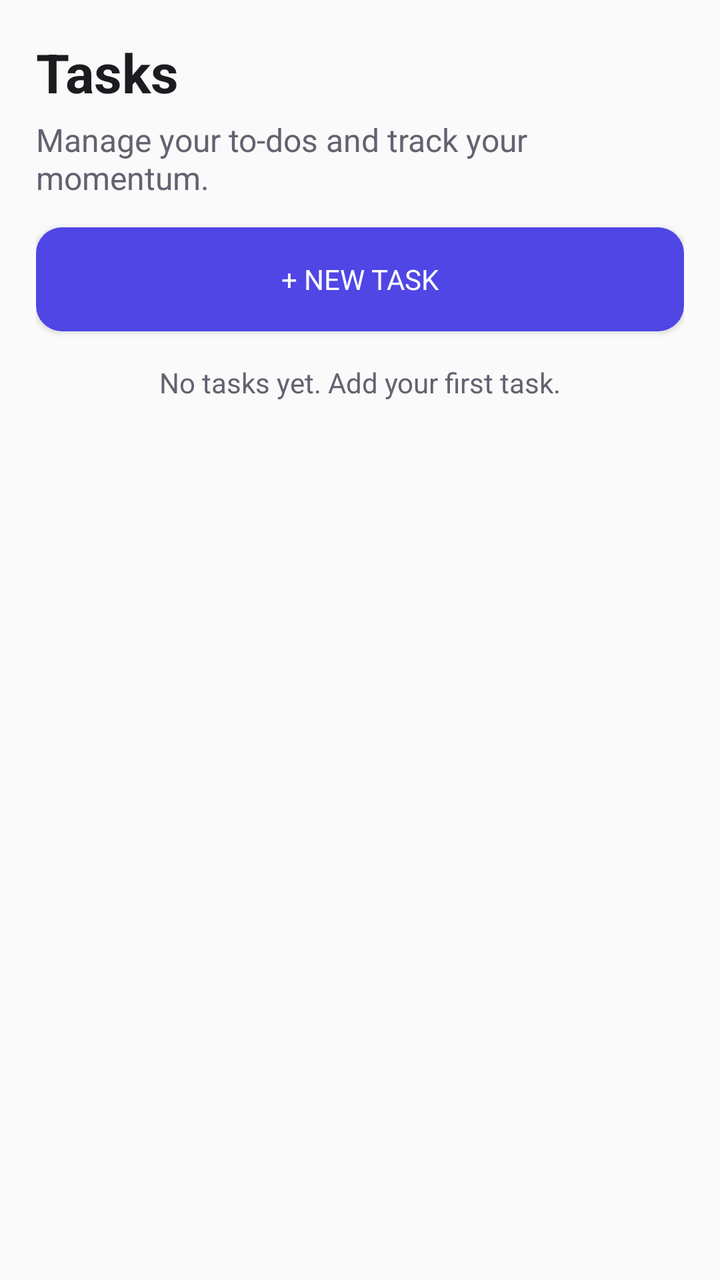
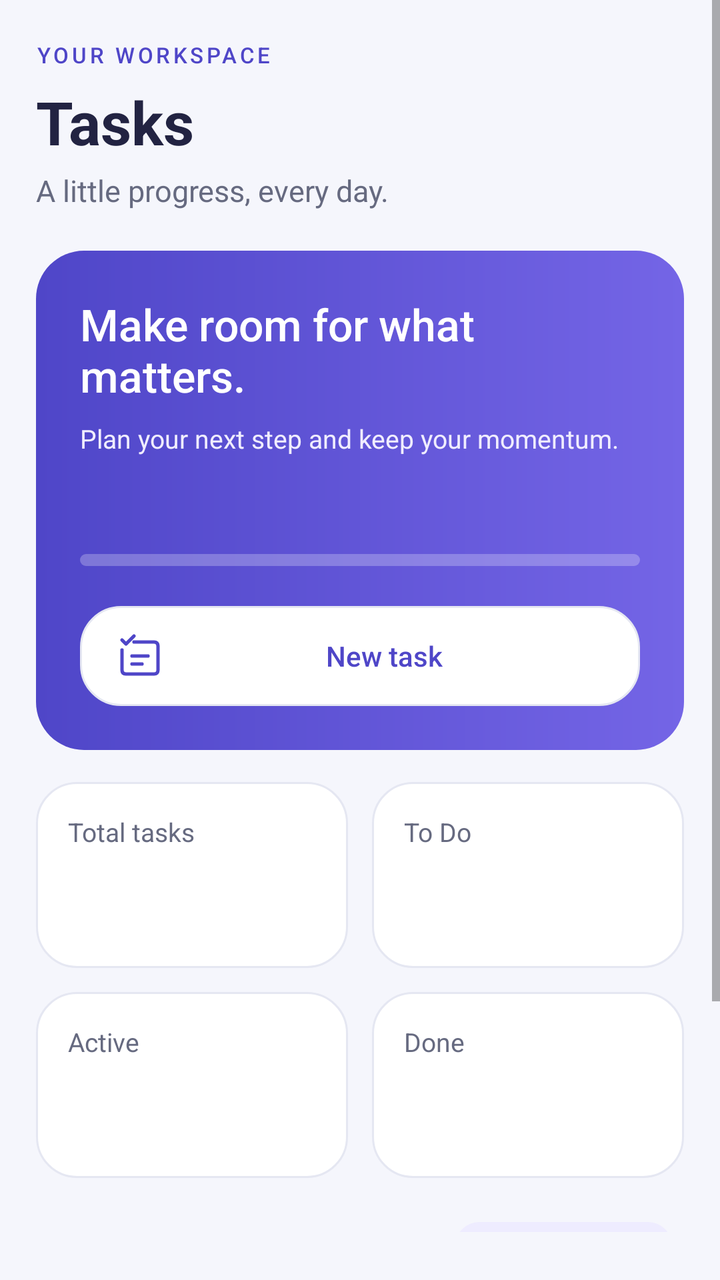

Screens rendered from an Android XML layout before and after an edit, with the pre-edit source and the edit as a unified diff.
<!-- AndroidManifest.xml: application theme Theme.Stride -->
<!-- res/layout/screen_tasks.xml -->
<?xml version="1.0" encoding="utf-8"?>


<LinearLayout xmlns:android="http://schemas.android.com/apk/res/android"
    xmlns:tools="http://schemas.android.com/tools"
    android:layout_width="match_parent"
    android:layout_height="match_parent"
    android:orientation="vertical"
    tools:context=".MainActivity">

    <ScrollView
        android:layout_width="match_parent"
        android:layout_height="wrap_content">
        <LinearLayout
            android:id="@+id/content_container"
            android:layout_width="match_parent"
            android:layout_height="wrap_content"
            android:orientation="vertical"
            android:padding="18dp">

            <TextView
                android:layout_width="wrap_content"
                android:layout_height="wrap_content"
                android:text="Tasks"
                android:textColor="@color/stride_text"
                android:textSize="27sp"
                android:textStyle="bold" />

            <TextView
                android:layout_width="wrap_content"
                android:layout_height="wrap_content"
                android:layout_marginTop="5dp"
                android:text="Manage your to-dos and track your momentum."
                android:textColor="@color/stride_muted"
                android:textSize="16sp" />

            <Button
                android:id="@+id/add_button"
                android:layout_width="match_parent"
                android:layout_height="52dp"
                android:layout_marginTop="14dp"
                android:background="@drawable/bg_primary_button"
                android:text="+ New task"
                android:textColor="@android:color/white" />

            <LinearLayout
                android:id="@+id/task_editor"
                android:layout_width="match_parent"
                android:layout_height="wrap_content"
                android:layout_marginTop="14dp"
                android:background="@drawable/bg_card"
                android:orientation="vertical"
                android:padding="16dp"
                android:visibility="gone"
                tools:visibility="visible">

                <TextView
                    android:layout_width="wrap_content"
                    android:layout_height="wrap_content"
                    android:text="New task"
                    android:textColor="@color/stride_text"
                    android:textSize="19sp"
                    android:textStyle="bold" />

                <EditText
                    android:id="@+id/task_title_input"
                    android:layout_width="match_parent"
                    android:layout_height="wrap_content"
                    android:hint="What needs to be done?" />

                <EditText
                    android:id="@+id/task_details_input"
                    android:layout_width="match_parent"
                    android:layout_height="wrap_content"
                    android:hint="Details (optional)" />

                <EditText
                    android:id="@+id/task_due_input"
                    android:layout_width="match_parent"
                    android:layout_height="wrap_content"
                    android:hint="Due date (YYYY-MM-DD)" />

                <EditText
                    android:id="@+id/task_priority_input"
                    android:layout_width="match_parent"
                    android:layout_height="wrap_content"
                    android:hint="Priority"
                    android:text="Medium" />

                <LinearLayout
                    android:layout_width="match_parent"
                    android:layout_height="wrap_content"
                    android:orientation="horizontal">

                    <Button
                        android:id="@+id/cancel_task_button"
                        android:layout_width="0dp"
                        android:layout_height="48dp"
                        android:layout_weight="1"
                        android:background="@drawable/bg_secondary_button"
                        android:text="Cancel"
                        android:layout_marginEnd="4dp"/>

                    <Button
                        android:id="@+id/saveTaskButton"
                        android:layout_width="0dp"
                        android:layout_height="48dp"
                        android:layout_weight="1"
                        android:layout_marginStart="4dp"
                        android:background="@drawable/bg_primary_button"
                        android:text="Save task"
                        android:textColor="@android:color/white" />

                </LinearLayout>

            </LinearLayout>

            <TextView
                android:id="@+id/empty_tasks"
                android:layout_width="match_parent"
                android:layout_height="wrap_content"
                android:layout_marginTop="16dp"
                android:gravity="center"
                android:text="No tasks yet. Add your first task."
                android:textColor="@color/stride_muted" />


        </LinearLayout>
    </ScrollView>

    <androidx.recyclerview.widget.RecyclerView
        android:id="@+id/list_container"
        android:layout_width="match_parent"
        android:layout_height="0dp"
        android:layout_weight="1"
        android:layout_marginStart="18dp"
        android:layout_marginEnd="18dp"
        android:layout_marginBottom="18dp" />

</LinearLayout>
<!-- resources referenced by this layout -->
<resources>
  <color name="stride_muted">#626370</color>
  <color name="stride_text">#1D1B20</color>
  <!-- drawable bg_card (drawable) -->
  <?xml version="1.0" encoding="utf-8"?>
  <shape xmlns:android="http://schemas.android.com/apk/res/android" android:shape="rectangle">
      <solid android:color="#FFFFFFFF" />
      <corners android:radius="18dp" />
  </shape>
  <!-- drawable bg_primary_button (drawable) -->
  <?xml version="1.0" encoding="utf-8"?>
  <shape xmlns:android="http://schemas.android.com/apk/res/android" android:shape="rectangle">
      <solid android:color="@color/stride_primary" />
      <corners android:radius="13dp" />
  </shape>
  <!-- drawable bg_secondary_button (drawable) -->
  <?xml version="1.0" encoding="utf-8"?>
  <shape xmlns:android="http://schemas.android.com/apk/res/android" android:shape="rectangle">
      <solid android:color="#FFFFFFFF" />
      <stroke android:width="1dp" android:color="#D9D9EA" />
      <corners android:radius="13dp" />
  </shape>
  <!-- unchanged entries left out for length: 2 -->
</resources>

<!-- the commit's change to res/layout/screen_tasks.xml (unified diff, before → after) -->
@@ -1,140 +1,344 @@
 <?xml version="1.0" encoding="utf-8"?>
-
-
-<LinearLayout xmlns:android="http://schemas.android.com/apk/res/android"
-    xmlns:tools="http://schemas.android.com/tools"
+<androidx.core.widget.NestedScrollView xmlns:android="http://schemas.android.com/apk/res/android"
     android:layout_width="match_parent"
     android:layout_height="match_parent"
+    android:background="@color/tasks_background"
+    android:paddingBottom="24dp"
+    android:clipToPadding="true"
+    android:requiresFadingEdge="none"
+    android:overScrollMode="ifContentScrolls"
+    android:scrollbars="vertical"
+    android:fillViewport="true">
+
+    <LinearLayout
+        android:layout_width="match_parent"
+        android:layout_height="wrap_content"
+        android:orientation="vertical"
+        android:paddingStart="18dp"
+        android:paddingTop="20dp"
+        android:paddingEnd="18dp"
+        android:paddingBottom="8dp">
+
+        <include
+            android:id="@+id/tasks_header"
+            layout="@layout/item_tasks_header"
+            android:layout_width="match_parent"
+            android:layout_height="wrap_content" />
+
+        <androidx.recyclerview.widget.RecyclerView
+            android:id="@+id/tasks_content"
+            android:layout_width="match_parent"
+            android:layout_height="0dp"
+            android:paddingBottom="16dp"
+            android:clipToPadding="false"
+            android:requiresFadingEdge="none"
+            android:overScrollMode="ifContentScrolls"
+            android:nestedScrollingEnabled="true"
+            android:scrollbars="vertical" />
+    </LinearLayout>
+</androidx.core.widget.NestedScrollView>
+<!-- res/layout/item_tasks_header.xml (included above) -->
+<?xml version="1.0" encoding="utf-8"?>
+<LinearLayout xmlns:android="http://schemas.android.com/apk/res/android"
+    android:layout_width="match_parent"
+    android:layout_height="wrap_content"
     android:orientation="vertical"
-    tools:context=".MainActivity">
-
-    <ScrollView
-        android:layout_width="match_parent"
-        android:layout_height="wrap_content">
-        <LinearLayout
-            android:id="@+id/content_container"
-            android:layout_width="match_parent"
-            android:layout_height="wrap_content"
-            android:orientation="vertical"
-            android:padding="18dp">
-
-            <TextView
+    android:paddingBottom="12dp">
+
+    <TextView
+        android:layout_width="match_parent"
+        android:layout_height="wrap_content"
+        android:letterSpacing="0.14"
+        android:text="@string/tasks_eyebrow"
+        android:textColor="@color/tasks_accent"
+        android:textSize="11sp"
+        android:fontFamily="sans-serif-medium" />
+
+    <TextView
+        android:layout_width="match_parent"
+        android:layout_height="wrap_content"
+        android:layout_marginTop="6dp"
+        android:accessibilityHeading="true"
+        android:text="@string/tasks_title"
+        android:textColor="@color/tasks_ink"
+        android:textSize="30sp"
+        android:textStyle="bold" />
+
+    <TextView
+        android:layout_width="match_parent"
+        android:layout_height="wrap_content"
+        android:layout_marginTop="4dp"
+        android:text="@string/tasks_subtitle"
+        android:textColor="@color/tasks_muted"
+        android:textSize="15sp" />
+
+    <LinearLayout
+        android:layout_width="match_parent"
+        android:layout_height="wrap_content"
+        android:layout_marginTop="20dp"
+        android:background="@drawable/bg_tasks_hero"
+        android:orientation="vertical"
+        android:padding="22dp">
+
+        <TextView
+            android:layout_width="match_parent"
+            android:layout_height="wrap_content"
+            android:text="@string/tasks_hero_title"
+            android:textColor="@android:color/white"
+            android:textSize="22sp"
+            android:fontFamily="sans-serif-medium" />
+
+        <TextView
+            android:layout_width="match_parent"
+            android:layout_height="wrap_content"
+            android:layout_marginTop="8dp"
+            android:lineSpacingExtra="3dp"
+            android:text="@string/tasks_hero_subtitle"
+            android:textColor="@color/tasks_hero_text"
+            android:textSize="13sp" />
+
+        <LinearLayout
+            android:layout_width="match_parent"
+            android:layout_height="wrap_content"
+            android:layout_marginTop="20dp"
+            android:gravity="center_vertical"
+            android:orientation="horizontal">
+
+            <TextView
+                android:id="@+id/progress_label"
+                android:layout_width="0dp"
+                android:layout_height="wrap_content"
+                android:layout_weight="1"
+                android:textColor="@android:color/white"
+                android:textSize="12sp" />
+
+            <TextView
+                android:id="@+id/progress_percent"
                 android:layout_width="wrap_content"
                 android:layout_height="wrap_content"
-                android:text="Tasks"
-                android:textColor="@color/stride_text"
-                android:textSize="27sp"
+                android:textColor="@android:color/white"
+                android:textSize="14sp"
                 android:textStyle="bold" />
-
-            <TextView
-                android:layout_width="wrap_content"
-                android:layout_height="wrap_content"
-                android:layout_marginTop="5dp"
-                android:text="Manage your to-dos and track your momentum."
-                android:textColor="@color/stride_muted"
-                android:textSize="16sp" />
+        </LinearLayout>
+
+        <ProgressBar
+            android:id="@+id/completion_progress"
+            style="?android:attr/progressBarStyleHorizontal"
+            android:layout_width="match_parent"
+            android:layout_height="6dp"
+            android:layout_marginTop="10dp"
+            android:max="100"
+            android:progressDrawable="@drawable/bg_tasks_progress" />
+
+        <Button
+            android:id="@+id/add_button"
+            android:layout_width="match_parent"
+            android:layout_height="wrap_content"
+            android:minHeight="50dp"
+            android:layout_marginTop="20dp"
+            android:background="@drawable/bg_tasks_card"
+            android:backgroundTint="@null"
+            android:elevation="0dp"
+            android:translationZ="0dp"
+            android:stateListAnimator="@null"
+            android:drawableStart="@drawable/ic_workspace_tasks"
+            android:drawableTint="@color/tasks_accent"
+            android:paddingStart="18dp"
+            android:paddingEnd="18dp"
+            android:text="@string/tasks_new"
+            android:textAllCaps="false"
+            android:textColor="@color/tasks_accent"
+            android:fontFamily="sans-serif-medium" />
+    </LinearLayout>
+
+    <LinearLayout
+        android:layout_width="match_parent"
+        android:layout_height="wrap_content"
+        android:layout_marginTop="16dp"
+        android:baselineAligned="false"
+        android:orientation="horizontal">
+
+        <LinearLayout
+            style="@style/StrideTaskStat"
+            android:layout_marginEnd="6dp">
+
+            <TextView
+                style="@style/StrideTaskStatLabel"
+                android:text="@string/tasks_total" />
+
+            <TextView
+                android:id="@+id/total_count"
+                style="@style/StrideTaskStatValue"
+                android:textColor="@color/tasks_accent" />
+        </LinearLayout>
+
+        <LinearLayout
+            style="@style/StrideTaskStat"
+            android:layout_marginStart="6dp">
+
+            <TextView
+                style="@style/StrideTaskStatLabel"
+                android:text="@string/tasks_todo" />
+
+            <TextView
+                android:id="@+id/todo_count"
+                style="@style/StrideTaskStatValue" />
+        </LinearLayout>
+    </LinearLayout>
+
+    <LinearLayout
+        android:layout_width="match_parent"
+        android:layout_height="wrap_content"
+        android:layout_marginTop="12dp"
+        android:baselineAligned="false"
+        android:orientation="horizontal">
+
+        <LinearLayout
+            style="@style/StrideTaskStat"
+            android:layout_marginEnd="6dp">
+
+            <TextView
+                style="@style/StrideTaskStatLabel"
+                android:text="@string/tasks_doing" />
+
+            <TextView
+                android:id="@+id/doing_count"
+                style="@style/StrideTaskStatValue"
+                android:textColor="@color/tasks_medium" />
+        </LinearLayout>
+
+        <LinearLayout
+            style="@style/StrideTaskStat"
+            android:layout_marginStart="6dp">
+
+            <TextView
+                style="@style/StrideTaskStatLabel"
+                android:text="@string/tasks_done" />
+
+            <TextView
+                android:id="@+id/done_count"
+                style="@style/StrideTaskStatValue"
+                android:textColor="@color/tasks_low" />
+        </LinearLayout>
+    </LinearLayout>
+
+    <LinearLayout
+        android:layout_width="match_parent"
+        android:layout_height="wrap_content"
+        android:layout_marginTop="22dp"
+        android:gravity="center_vertical"
+        android:orientation="horizontal">
+        <TextView
+            android:layout_width="0dp"
+            android:layout_height="wrap_content"
+            android:layout_weight="1"
+            android:accessibilityHeading="true"
+            android:text="@string/tasks_your_tasks"
+            android:textSize="20sp"
+            android:textStyle="bold"
+            android:textColor="@color/tasks_ink" />
+        <Button
+            android:id="@+id/refresh_button"
+            style="@style/StrideTaskChip"
+            android:text="@string/tasks_refresh" />
+    </LinearLayout>
+
+    <HorizontalScrollView
+        android:layout_width="match_parent"
+        android:layout_height="wrap_content"
+        android:layout_marginTop="12dp"
+        android:paddingTop="4dp"
+        android:paddingBottom="4dp"
+        android:requiresFadingEdge="none"
+        android:scrollbars="none">
+        <LinearLayout
+            android:layout_width="wrap_content"
+            android:layout_height="wrap_content"
+            android:orientation="horizontal">
 
             <Button
-                android:id="@+id/add_button"
-                android:layout_width="match_parent"
-                android:layout_height="52dp"
-                android:layout_marginTop="14dp"
-                android:background="@drawable/bg_primary_button"
-                android:text="+ New task"
-                android:textColor="@android:color/white" />
-
-            <LinearLayout
-                android:id="@+id/task_editor"
-                android:layout_width="match_parent"
-                android:layout_height="wrap_content"
-                android:layout_marginTop="14dp"
-                android:background="@drawable/bg_card"
-                android:orientation="vertical"
-                android:padding="16dp"
-                android:visibility="gone"
-                tools:visibility="visible">
-
-                <TextView
-                    android:layout_width="wrap_content"
-                    android:layout_height="wrap_content"
-                    android:text="New task"
-                    android:textColor="@color/stride_text"
-                    android:textSize="19sp"
-                    android:textStyle="bold" />
-
-                <EditText
-                    android:id="@+id/task_title_input"
-                    android:layout_width="match_parent"
-                    android:layout_height="wrap_content"
-                    android:hint="What needs to be done?" />
-
-                <EditText
-                    android:id="@+id/task_details_input"
-                    android:layout_width="match_parent"
-                    android:layout_height="wrap_content"
-                    android:hint="Details (optional)" />
-
-                <EditText
-                    android:id="@+id/task_due_input"
-                    android:layout_width="match_parent"
-                    android:layout_height="wrap_content"
-                    android:hint="Due date (YYYY-MM-DD)" />
-
-                <EditText
-                    android:id="@+id/task_priority_input"
-                    android:layout_width="match_parent"
-                    android:layout_height="wrap_content"
-                    android:hint="Priority"
-                    android:text="Medium" />
-
-                <LinearLayout
-                    android:layout_width="match_parent"
-                    android:layout_height="wrap_content"
-                    android:orientation="horizontal">
-
-                    <Button
-                        android:id="@+id/cancel_task_button"
-                        android:layout_width="0dp"
-                        android:layout_height="48dp"
-                        android:layout_weight="1"
-                        android:background="@drawable/bg_secondary_button"
-                        android:text="Cancel"
-                        android:layout_marginEnd="4dp"/>
-
-                    <Button
-                        android:id="@+id/saveTaskButton"
-                        android:layout_width="0dp"
-                        android:layout_height="48dp"
-                        android:layout_weight="1"
-                        android:layout_marginStart="4dp"
-                        android:background="@drawable/bg_primary_button"
-                        android:text="Save task"
-                        android:textColor="@android:color/white" />
-
-                </LinearLayout>
-
-            </LinearLayout>
-
-            <TextView
-                android:id="@+id/empty_tasks"
-                android:layout_width="match_parent"
-                android:layout_height="wrap_content"
-                android:layout_marginTop="16dp"
-                android:gravity="center"
-                android:text="No tasks yet. Add your first task."
-                android:textColor="@color/stride_muted" />
-
-
-        </LinearLayout>
-    </ScrollView>
-
-    <androidx.recyclerview.widget.RecyclerView
-        android:id="@+id/list_container"
-        android:layout_width="match_parent"
-        android:layout_height="0dp"
-        android:layout_weight="1"
-        android:layout_marginStart="18dp"
-        android:layout_marginEnd="18dp"
-        android:layout_marginBottom="18dp" />
-
+                android:id="@+id/filter_all"
+                style="@style/StrideTaskChip"
+                android:text="@string/tasks_all" />
+
+            <Button
+                android:id="@+id/filter_todo"
+                style="@style/StrideTaskChip"
+                android:text="@string/tasks_todo" />
+
+            <Button
+                android:id="@+id/filter_doing"
+                style="@style/StrideTaskChip"
+                android:text="@string/tasks_doing" />
+
+            <Button
+                android:id="@+id/filter_done"
+                style="@style/StrideTaskChip"
+                android:text="@string/tasks_done" />
+        </LinearLayout>
+    </HorizontalScrollView>
+
+    <TextView
+        android:id="@+id/result_count"
+        android:layout_width="match_parent"
+        android:layout_height="wrap_content"
+        android:layout_marginTop="12dp"
+        android:layout_marginBottom="12dp"
+        android:textSize="12sp"
+        android:textColor="@color/tasks_muted" />
+
+    <ProgressBar
+        android:id="@+id/loading_progress"
+        style="?android:attr/progressBarStyleHorizontal"
+        android:layout_width="match_parent"
+        android:layout_height="4dp"
+        android:indeterminate="true"
+        android:indeterminateTint="@color/tasks_accent"
+        android:visibility="gone" />
+
+    <TextView
+        android:id="@+id/feedback_text"
+        android:layout_width="match_parent"
+        android:layout_height="wrap_content"
+        android:layout_marginTop="12dp"
+        android:accessibilityLiveRegion="polite"
+        android:textSize="14sp"
+        android:textColor="@color/tasks_muted"
+        android:visibility="gone" />
+
+    <LinearLayout
+        android:id="@+id/empty_state"
+        android:layout_width="match_parent"
+        android:layout_height="wrap_content"
+        android:layout_marginTop="12dp"
+        android:background="@drawable/bg_tasks_card"
+        android:gravity="center"
+        android:orientation="vertical"
+        android:padding="28dp"
+        android:visibility="gone">
+        <ImageView
+            android:layout_width="40dp"
+            android:layout_height="40dp"
+            android:importantForAccessibility="no"
+            android:src="@drawable/ic_workspace_tasks"
+            android:tint="@color/tasks_accent" />
+        <TextView
+            android:id="@+id/empty_title"
+            android:layout_width="match_parent"
+            android:layout_height="wrap_content"
+            android:layout_marginTop="14dp"
+            android:gravity="center"
+            android:textColor="@color/tasks_ink"
+            android:textSize="18sp"
+            android:textStyle="bold" />
+        <TextView
+            android:id="@+id/empty_message"
+            android:layout_width="match_parent"
+            android:layout_height="wrap_content"
+            android:layout_marginTop="8dp"
+            android:gravity="center"
+            android:lineSpacingExtra="4dp"
+            android:textColor="@color/tasks_muted"
+            android:textSize="14sp" />
+    </LinearLayout>
 </LinearLayout>
<!-- resource entries referenced after the edit -->
@@ -1,26 +1,130 @@
 <!-- resources referenced by this layout -->
 <resources>
-  <color name="stride_muted">#626370</color>
-  <color name="stride_text">#1D1B20</color>
-  <!-- drawable bg_card (drawable) -->
+  <color name="tasks_accent">#4F46C8</color>
+  <color name="tasks_background">#F5F6FC</color>
+  <color name="tasks_hero_text">#F0EDFF</color>
+  <color name="tasks_ink">#222342</color>
+  <color name="tasks_low">#286154</color>
+  <color name="tasks_medium">#895300</color>
+  <color name="tasks_muted">#666A80</color>
+  <!-- drawable bg_tasks_card (drawable) -->
   <?xml version="1.0" encoding="utf-8"?>
-  <shape xmlns:android="http://schemas.android.com/apk/res/android" android:shape="rectangle">
-      <solid android:color="#FFFFFFFF" />
-      <corners android:radius="18dp" />
+  <shape xmlns:android="http://schemas.android.com/apk/res/android">
+      <solid android:color="@android:color/white" />
+      <stroke android:width="1dp" android:color="@color/tasks_border" />
+      <corners android:radius="20dp" />
   </shape>
-  <!-- drawable bg_primary_button (drawable) -->
+  <!-- drawable bg_tasks_hero (drawable) -->
   <?xml version="1.0" encoding="utf-8"?>
-  <shape xmlns:android="http://schemas.android.com/apk/res/android" android:shape="rectangle">
-      <solid android:color="@color/stride_primary" />
-      <corners android:radius="13dp" />
+  <shape xmlns:android="http://schemas.android.com/apk/res/android">
+      <gradient android:angle="0" android:startColor="@color/tasks_accent" android:endColor="@color/tasks_accent_end" />
+      <corners android:radius="24dp" />
   </shape>
-  <!-- drawable bg_secondary_button (drawable) -->
+  <!-- drawable bg_tasks_progress (drawable) -->
   <?xml version="1.0" encoding="utf-8"?>
-  <shape xmlns:android="http://schemas.android.com/apk/res/android" android:shape="rectangle">
-      <solid android:color="#FFFFFFFF" />
-      <stroke android:width="1dp" android:color="#D9D9EA" />
-      <corners android:radius="13dp" />
-  </shape>
+  <layer-list xmlns:android="http://schemas.android.com/apk/res/android">
+      <item android:id="@android:id/background">
+          <shape>
+              <corners android:radius="4dp" />
+              <solid android:color="#40FFFFFF" />
+          </shape>
+      </item>
+      <item android:id="@android:id/progress">
+          <clip>
+              <shape>
+                  <corners android:radius="4dp" />
+                  <solid android:color="@android:color/white" />
+              </shape>
+          </clip>
+      </item>
+  </layer-list>
+  <!-- drawable ic_workspace_tasks (drawable) -->
+  <?xml version="1.0" encoding="utf-8"?>
+  
+  <vector xmlns:android="http://schemas.android.com/apk/res/android"
+      android:width="24dp" android:height="24dp"
+      android:viewportWidth="24" android:viewportHeight="24">
+      <path android:pathData="M9,5 H19 Q21,5 21,7 V19 Q21,21 19,21 H5 Q3,21 3,19 V9 M3,4 L5,6 L9,2 M8,12 H16 M8,16 H13"
+          android:fillColor="@android:color/transparent"
+          android:strokeColor="@color/workspace_icon"
+          android:strokeWidth="1.7"
+          android:strokeLineCap="round" android:strokeLineJoin="round" />
+  </vector>
+  <string name="tasks_all">All</string>
+  <string name="tasks_doing">Active</string>
+  <string name="tasks_done">Done</string>
+  <string name="tasks_eyebrow">YOUR WORKSPACE</string>
+  <string name="tasks_hero_subtitle">Plan your next step and keep your momentum.</string>
+  <string name="tasks_hero_title">Make room for what matters.</string>
+  <string name="tasks_new">New task</string>
+  <string name="tasks_refresh">Refresh tasks</string>
+  <string name="tasks_subtitle">A little progress, every day.</string>
+  <string name="tasks_title">Tasks</string>
+  <string name="tasks_todo">To Do</string>
+  <string name="tasks_total">Total tasks</string>
+  <string name="tasks_your_tasks">Your tasks</string>
+  <style name="StrideTaskChip">
+          <item name="android:layout_width">wrap_content</item>
+          <item name="android:layout_height">wrap_content</item>
+          <item name="android:minWidth">62dp</item>
+          <item name="android:minHeight">48dp</item>
+          <item name="android:layout_marginEnd">6dp</item>
+          <item name="android:paddingStart">14dp</item>
+          <item name="android:paddingEnd">14dp</item>
+          <item name="android:paddingTop">8dp</item>
+          <item name="android:paddingBottom">8dp</item>
+          <item name="android:background">@drawable/bg_tasks_chip</item>
+          <item name="android:backgroundTint">@null</item>
+          <item name="android:elevation">0dp</item>
+          <item name="android:translationZ">0dp</item>
+          <item name="android:stateListAnimator">@null</item>
+          <item name="android:textAllCaps">false</item>
+          <item name="android:textSize">13sp</item>
+          <item name="android:fontFamily">sans-serif-medium</item>
+          <item name="android:textColor">@color/tasks_accent</item>
+      </style>
+  <style name="StrideTaskStat">
+          <item name="android:layout_width">0dp</item>
+          <item name="android:layout_height">wrap_content</item>
+          <item name="android:layout_weight">1</item>
+          <item name="android:orientation">vertical</item>
+          <item name="android:padding">16dp</item>
+          <item name="android:background">@drawable/bg_tasks_card</item>
+      </style>
+  <style name="StrideTaskStatLabel">
+          <item name="android:layout_width">match_parent</item>
+          <item name="android:layout_height">wrap_content</item>
+          <item name="android:textSize">13sp</item>
+          <item name="android:textColor">@color/tasks_muted</item>
+      </style>
+  <style name="StrideTaskStatValue">
+          <item name="android:layout_width">match_parent</item>
+          <item name="android:layout_height">wrap_content</item>
+          <item name="android:layout_marginTop">6dp</item>
+          <item name="android:textSize">28sp</item>
+          <item name="android:fontFamily">sans-serif-medium</item>
+          <item name="android:textColor">@color/tasks_ink</item>
+      </style>
+  <color name="tasks_border">#E5E7F2</color>
+  <color name="tasks_accent_end">#7465E6</color>
+  <color name="workspace_icon">#626C81</color>
+  <!-- drawable bg_tasks_chip (drawable) -->
+  <?xml version="1.0" encoding="utf-8"?>
+  <selector xmlns:android="http://schemas.android.com/apk/res/android">
+      <item android:state_selected="true">
+          <shape>
+              <solid android:color="@color/tasks_accent" />
+              <corners android:radius="12dp" />
+          </shape>
+      </item>
+      <item>
+          <shape>
+              <solid android:color="@color/tasks_accent_soft" />
+              <corners android:radius="12dp" />
+          </shape>
+      </item>
+  </selector>
+  <color name="tasks_accent_soft">#EEECFF</color>
   <!-- unchanged entries left out for length: 2 -->
 </resources>
 
